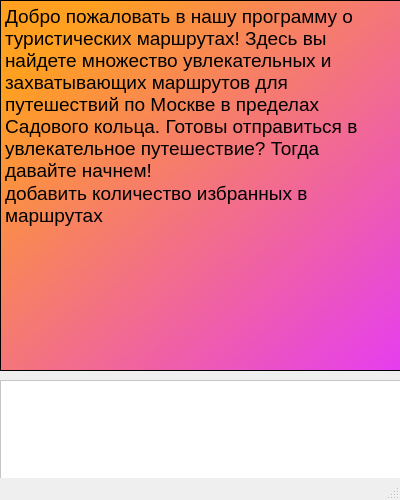
Before: the Qt Designer form maindesugn.ui in TimofeySar/project_1505, drawn with Qt 5.
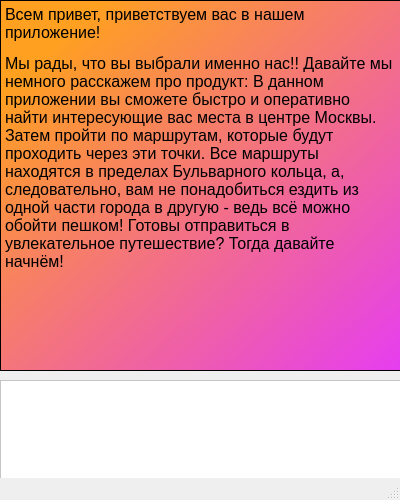
After: the same form once the commit is applied. The open tabs and pages were chosen to show the change. Icons and pictures are not drawn.

```diff
--- a/maindesugn.ui
+++ b/maindesugn.ui
@@ -71,8 +71,8 @@
 &lt;html&gt;&lt;head&gt;&lt;meta name=&quot;qrichtext&quot; content=&quot;1&quot; /&gt;&lt;style type=&quot;text/css&quot;&gt;
 p, li { white-space: pre-wrap; }
 &lt;/style&gt;&lt;/head&gt;&lt;body style=&quot; font-family:'MS Shell Dlg 2'; font-size:8.15094pt; font-weight:400; font-style:normal;&quot;&gt;
-&lt;p style=&quot; margin-top:0px; margin-bottom:0px; margin-left:0px; margin-right:0px; -qt-block-indent:0; text-indent:0px;&quot;&gt;&lt;span style=&quot; font-size:14pt;&quot;&gt;Добро пожаловать в нашу программу о туристических маршрутах! Здесь вы найдете множество увлекательных и захватывающих маршрутов для путешествий по Москве в пределах Садового кольца. Готовы отправиться в увлекательное путешествие? Тогда давайте начнем!&lt;/span&gt;&lt;/p&gt;
-&lt;p style=&quot; margin-top:0px; margin-bottom:0px; margin-left:0px; margin-right:0px; -qt-block-indent:0; text-indent:0px;&quot;&gt;&lt;span style=&quot; font-size:14pt;&quot;&gt;добавить количество избранных в маршрутах&lt;/span&gt;&lt;/p&gt;&lt;/body&gt;&lt;/html&gt;</string>
+&lt;p style=&quot; margin-top:0px; margin-bottom:0px; margin-left:0px; margin-right:0px; -qt-block-indent:0; text-indent:0px;&quot;&gt;&lt;span style=&quot; font-size:12pt;&quot;&gt;Всем привет, приветствуем вас в нашем приложение!&lt;/span&gt;&lt;/p&gt;
+&lt;p style=&quot; margin-top:12px; margin-bottom:12px; margin-left:0px; margin-right:0px; -qt-block-indent:0; text-indent:0px;&quot;&gt;&lt;span style=&quot; font-size:12pt;&quot;&gt;Мы рады, что вы выбрали именно нас!! Давайте мы немного расскажем про продукт: В данном приложении вы сможете быстро и оперативно найти интересующие вас места в центре Москвы. Затем пройти по маршрутам, которые будут проходить через эти точки. Все маршруты находятся в пределах Бульварного кольца, а, следовательно, вам не понадобиться ездить из одной части города в другую - ведь всё можно обойти пешком! Готовы отправиться в увлекательное путешествие? Тогда давайте начнём! &lt;/span&gt;&lt;/p&gt;&lt;/body&gt;&lt;/html&gt;</string>
       </property>
      </widget>
     </widget>
```
Left out of the diff: 2 changed lines with no effect on the pictures.
